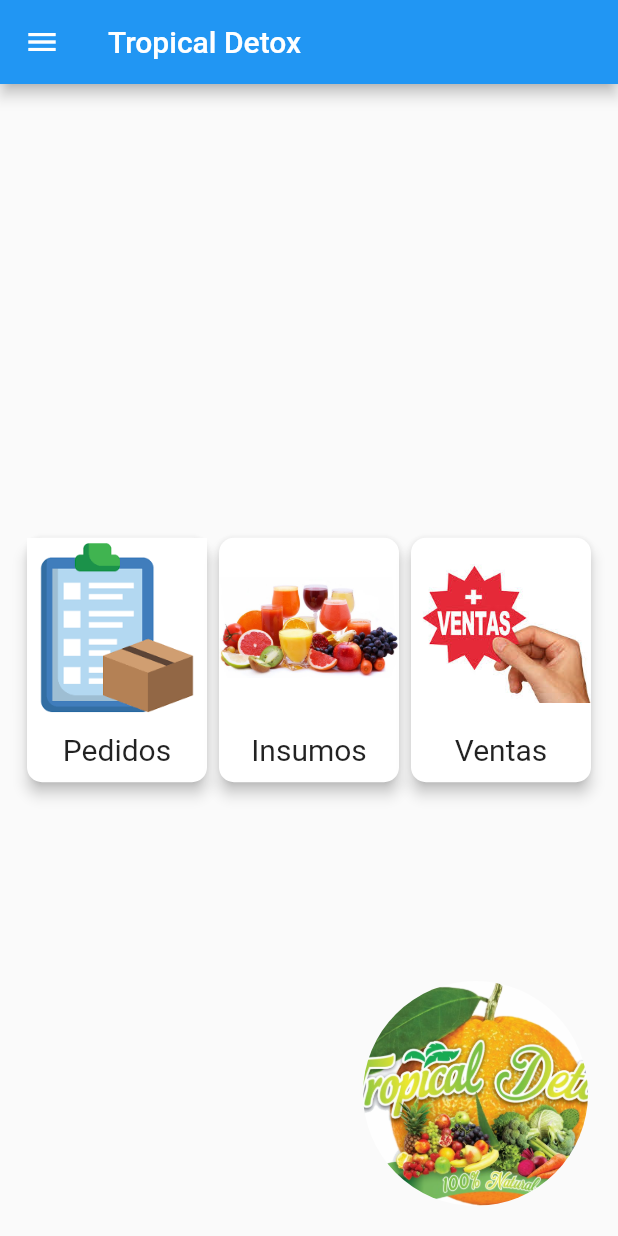
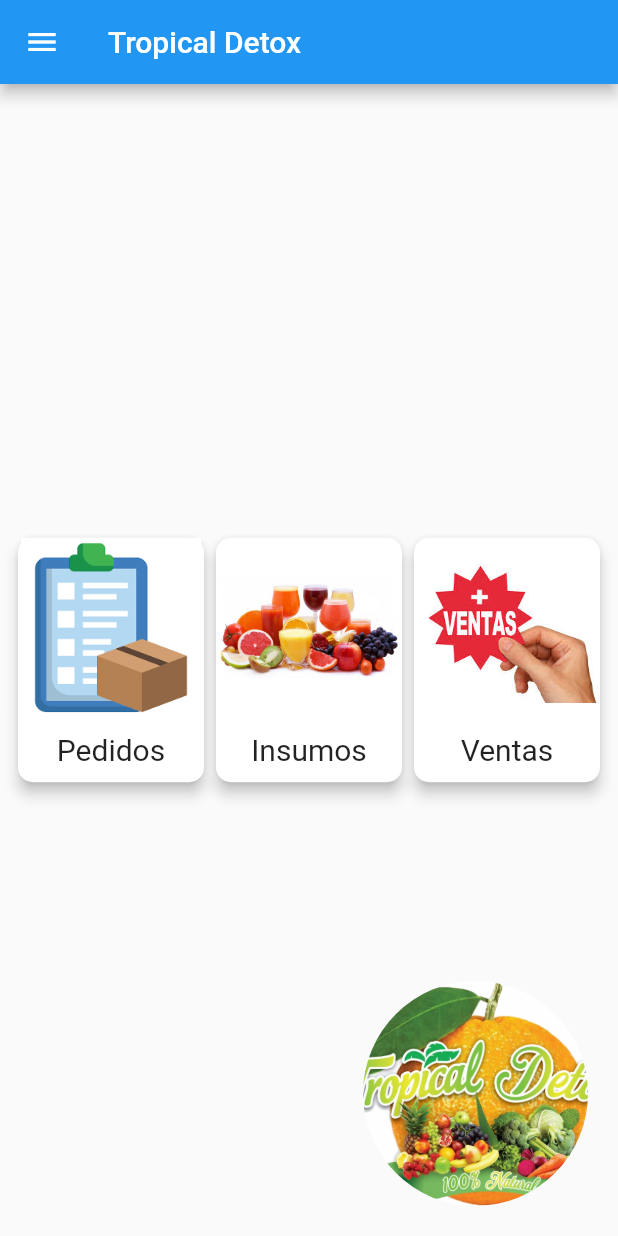
Before and after one commit to johan300jr/Flutter_tropical_detox, a Flutter app: the screen it shows after launch, on a phone screen of 412 x 824 dp. Run offline on Flutter 3.47's test engine with Material 2 defaults, Android fonts, the phone set to English and light mode, and no system bars.

```diff
--- a/lib/Home.dart
+++ b/lib/Home.dart
@@ -13,7 +13,7 @@ class HomePage extends StatelessWidget {
     return Scaffold(
       appBar: AppBar(
         title: const Text("Tropical Detox"),
-        actions: [
+        actions: const [
           // Iconos en la AppBar como antes
         ],
       ),
@@ -78,19 +78,20 @@ class HomePage extends StatelessWidget {
                 mainAxisAlignment: MainAxisAlignment.center,
                 crossAxisAlignment: CrossAxisAlignment.center,
                 children: [
-                      _OptionCard(
+                  Expanded(
+                    child: _OptionCard(
                       imageAsset: 'assets/pedidos.png',
                       text: 'Pedidos',
                       onTap: () {
                         Navigator.push(
                           context,
-                            MaterialPageRoute(
-                                builder: (context) => const Pedido()),
+                          MaterialPageRoute(builder: (context) => const Pedido()),
                         );
                       },
                     ),
-                      const SizedBox(height: 20),
-                      _OptionCard(
+                  ),
+                  Expanded(
+                    child: _OptionCard(
                       imageAsset: 'assets/insumo.jpeg',
                       text: 'Insumos',
                       onTap: () {
@@ -100,17 +101,18 @@ class HomePage extends StatelessWidget {
                         );
                       },
                     ),
-                      const SizedBox(height: 20),
-                      _OptionCard(
+                  ),
+                  Expanded(
+                    child: _OptionCard(
                       imageAsset: 'assets/ventas.jpeg',
                       text: 'Ventas',
                       onTap: () {
                         Navigator.push(
                           context,
-                            MaterialPageRoute(
-                                builder: (context) => const Ventas()),
+                          MaterialPageRoute(builder: (context) => const Ventas()),
                         );
                       },
+                    ),
                   ),
                 ],
               ),
```
Also changed, not shown: lib/pedido/DetallePedidoScreen.dart (+42 -21 lines), lib/pedido/Pedido.dart (+48 -2 lines). Lines whose indentation alone changed are shown as unchanged.
